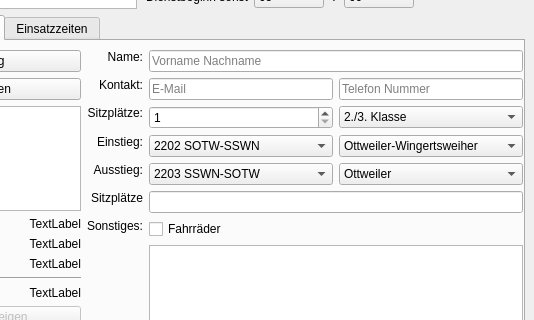
Qt form Programm/fahrtagwindow.ui (philjosch/Einsatzplaner) before a commit; both pictures show x 186 to 720 and y 125 to 445 of the 720 by 575 pixel window.
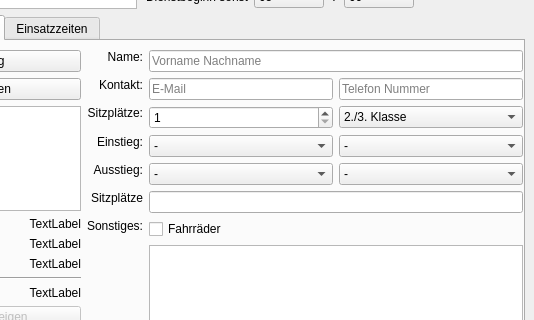
The same form after that commit. The open tabs and pages were chosen to show the change.

Diff of the .ui file:
```diff
--- a/Programm/fahrtagwindow.ui
+++ b/Programm/fahrtagwindow.ui
@@ -933,7 +933,7 @@
              <bool>true</bool>
             </property>
             <property name="currentIndex">
-             <number>1</number>
+             <number>6</number>
             </property>
             <item>
              <property name="text">
@@ -965,6 +965,11 @@
               <string>2206 SOTW-SSWN</string>
              </property>
             </item>
+            <item>
+             <property name="text">
+              <string>-</string>
+             </property>
+            </item>
            </widget>
           </item>
           <item row="3" column="2">
@@ -973,7 +978,7 @@
              <bool>true</bool>
             </property>
             <property name="currentIndex">
-             <number>9</number>
+             <number>11</number>
             </property>
             <item>
              <property name="text">
@@ -1030,6 +1035,11 @@
               <string>Ottweiler</string>
              </property>
             </item>
+            <item>
+             <property name="text">
+              <string>-</string>
+             </property>
+            </item>
            </widget>
           </item>
           <item row="4" column="0">
@@ -1048,7 +1058,7 @@
              <bool>true</bool>
             </property>
             <property name="currentIndex">
-             <number>2</number>
+             <number>6</number>
             </property>
             <item>
              <property name="text">
@@ -1080,6 +1090,11 @@
               <string>2206 SOTW-SSWN</string>
              </property>
             </item>
+            <item>
+             <property name="text">
+              <string>-</string>
+             </property>
+            </item>
            </widget>
           </item>
           <item row="4" column="2">
@@ -1088,7 +1103,7 @@
              <bool>true</bool>
             </property>
             <property name="currentIndex">
-             <number>10</number>
+             <number>11</number>
             </property>
             <item>
              <property name="text">
@@ -1145,6 +1160,11 @@
               <string>Ottweiler</string>
              </property>
             </item>
+            <item>
+             <property name="text">
+              <string>-</string>
+             </property>
+            </item>
            </widget>
           </item>
           <item row="5" column="0">
```
